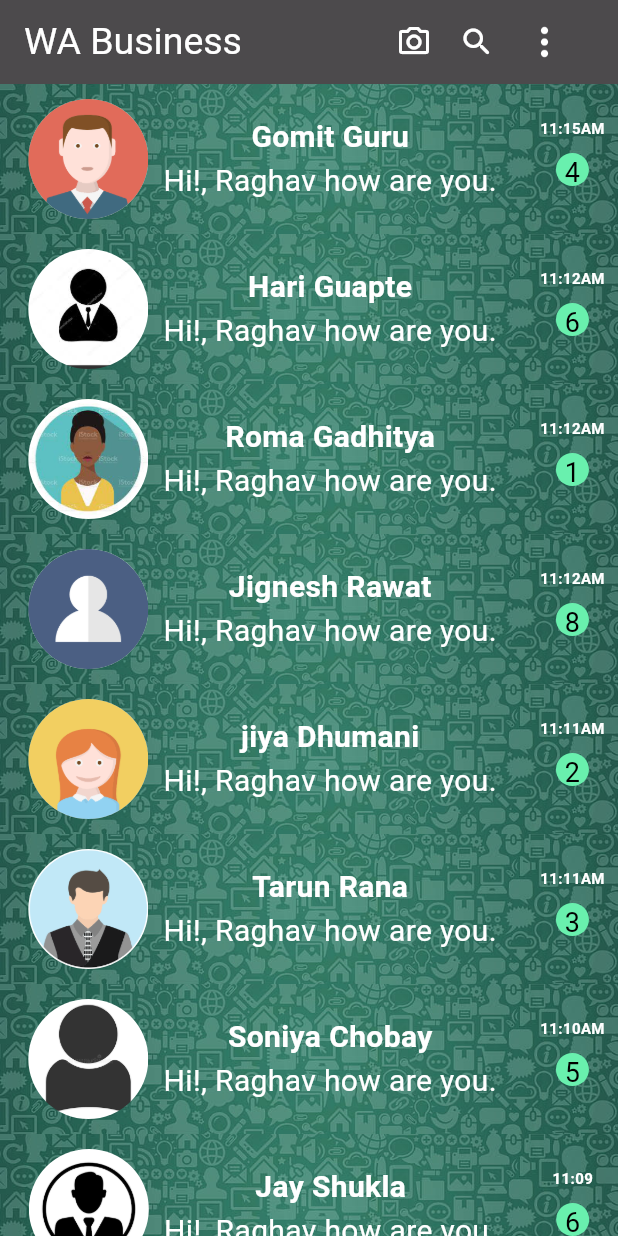
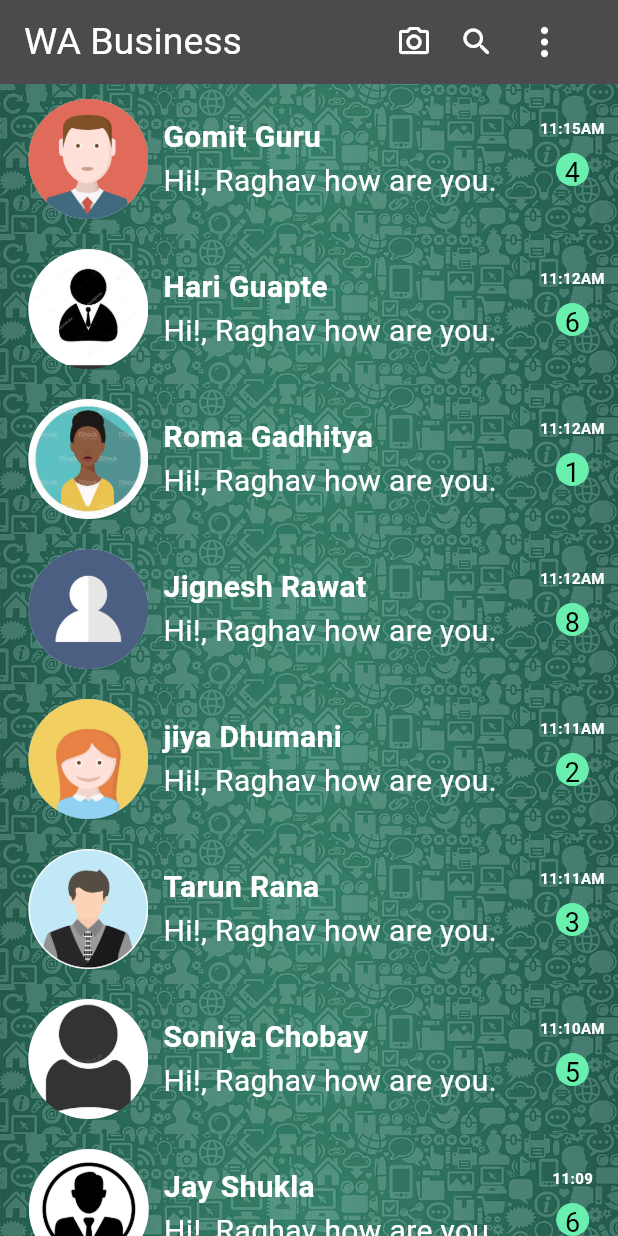
Before and after one commit to Chandera-Raghav/whatsapp-ui, a Flutter app: the screen it shows after launch, on a phone screen of 412 x 824 dp. Run offline on Flutter 3.47's test engine with Material 3 defaults, Android fonts, the phone set to English and light mode, and no system bars.

Commit message:
name alignment center to start changed

```diff
--- a/lib/whatsapp_body_page.dart
+++ b/lib/whatsapp_body_page.dart
@@ -128,11 +128,12 @@ class _WhatsAppBodyAppState extends State<WhatsAppBodyPage> {
                             ),
                           ),
                           Container(
-                            margin: const EdgeInsets.symmetric(horizontal: 10),
+                              margin: const EdgeInsets.symmetric(horizontal: 10),
                             child: Column(
+                              crossAxisAlignment: CrossAxisAlignment.start,
                               mainAxisAlignment: MainAxisAlignment.start,
                               children: [
-                                Text(element["name"], style: const TextStyle(fontSize: 20, color: Colors.white, fontWeight: FontWeight.bold),),
+                                Text(element["name"], style: const TextStyle(fontSize: 20, color: Colors.white, fontWeight: FontWeight.bold,), textAlign: TextAlign.start,),
                                 Text(element["msg"], style: const TextStyle(fontSize: 20, color: Colors.white),)
                               ],
                             ),
```
